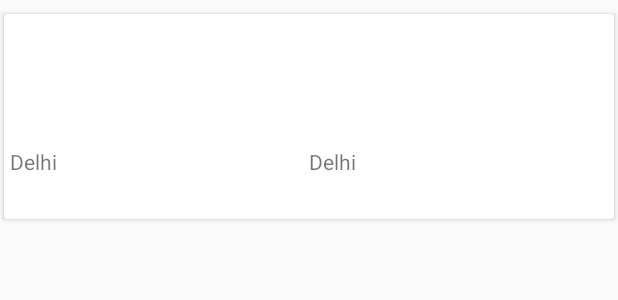
After one commit to aamku/Aamku_connect, an Android app: the layout admin_see_retailer_row.xml on its own in the app's theme, with its tools: preview values and no code run, on a phone screen of 412 x 824 dp. The commit adds this screen. Shown: the top 300 px of the screen. Run offline under Robolectric (Android 15) with nearby library versions, the phone set to English and light mode, and no system bars.

Commit message:
AdinSeeRetailers file added.

```diff
--- a/app/src/main/AndroidManifest.xml
+++ b/app/src/main/AndroidManifest.xml
@@ -9,7 +9,8 @@
         android:roundIcon="@mipmap/ic_launcher_round"
         android:supportsRtl="true"
         android:theme="@style/AppTheme">
-        <activity android:name=".AddItemsMaster"></activity>
+        <activity android:name=".AdminSeeRetailers"></activity>
+        <activity android:name=".AddItemsMaster" />
         <activity android:name=".Salesperson.AllRetailers" />
         <activity android:name=".PendingRetailers" />
         <activity android:name=".Salesperson.AddRetailer" />
--- /dev/null
+++ b/app/src/main/res/layout/admin_see_retailer_row.xml
@@ -0,0 +1,77 @@
+<?xml version="1.0" encoding="utf-8"?>
+<RelativeLayout xmlns:android="http://schemas.android.com/apk/res/android"
+    android:layout_width="match_parent"
+    android:layout_height="wrap_content"
+    xmlns:app="http://schemas.android.com/apk/res-auto"
+    android:layout_marginTop="5dp">
+
+
+    <androidx.cardview.widget.CardView
+        android:layout_width="match_parent"
+        android:layout_height="wrap_content"
+        app:cardUseCompatPadding="true"
+        app:contentPadding="4dp">
+
+        <RelativeLayout
+            android:layout_width="match_parent"
+            android:layout_height="wrap_content">
+
+    <TextView
+        android:layout_width="match_parent"
+        android:layout_height="wrap_content"
+        android:id="@+id/adminSeeRetailerName"
+        android:textStyle="bold"
+        android:textSize="18sp"/>
+
+    <TextView
+        android:layout_width="match_parent"
+        android:layout_height="wrap_content"
+        android:id="@+id/adminSeeRetailerPhone"
+        android:layout_below="@+id/adminSeeRetailerName"
+        android:layout_marginTop="5dp"/>
+
+    <TextView
+        android:layout_width="match_parent"
+        android:layout_height="wrap_content"
+        android:id="@+id/adminSeeRetailerGst"
+        android:layout_below="@+id/adminSeeRetailerPhone"
+        android:layout_marginTop="5dp"/>
+
+    <LinearLayout
+        android:layout_width="match_parent"
+        android:layout_height="wrap_content"
+        android:orientation="horizontal"
+        android:layout_below="@+id/adminSeeRetailerGst"
+        android:id="@+id/stateLayout"
+        android:layout_marginTop="5dp">
+
+        <TextView
+            android:layout_width="match_parent"
+            android:layout_height="wrap_content"
+            android:id="@+id/adminSeeRetailerState"
+            android:layout_weight="1"
+            android:layout_marginTop="5dp"
+            android:text="Delhi"/>
+
+        <TextView
+            android:layout_width="match_parent"
+            android:layout_height="wrap_content"
+            android:id="@+id/adminSeeRetailerPin"
+            android:layout_marginTop="5dp"
+            android:layout_weight="1"
+            android:text="Delhi"/>
+
+    </LinearLayout>
+
+    <TextView
+        android:layout_width="match_parent"
+        android:layout_height="wrap_content"
+        android:id="@+id/adminSeeRetailerAddress"
+        android:layout_below="@+id/stateLayout"
+        android:layout_marginTop="5dp"/>
+
+        </RelativeLayout>
+
+    </androidx.cardview.widget.CardView>
+
+</RelativeLayout>
--- a/app/src/main/res/menu/activity_dashboard_drawer.xml
+++ b/app/src/main/res/menu/activity_dashboard_drawer.xml
@@ -13,6 +13,11 @@
             android:id="@+id/nav_users"
             android:icon="@drawable/ic_list_blue_grey_500_24dp"
             android:title="@string/menu_all" />
+
+        <item
+            android:id="@+id/nav_admin_retailers"
+            android:icon="@drawable/ic_list_blue_grey_500_24dp"
+            android:title="All retailers" />
 
         <item
             android:id="@+id/nav_pending_requests"
```
Also changed, not shown: app/src/main/java/com/example/aamkuconnect/Adapters/AdminSeeRetailersAdapter.java (added, +72 -0 lines), app/src/main/java/com/example/aamkuconnect/AdminSeeRetailers.java (added, +161 -0 lines), app/src/main/java/com/example/aamkuconnect/Dashboard.java (+8 -0 lines), app/src/main/java/com/example/aamkuconnect/Models/AdminSeeRetailerModel.java (added, +70 -0 lines), app/src/main/res/layout/activity_admin_see_retailers.xml (added, +23 -0 lines).
